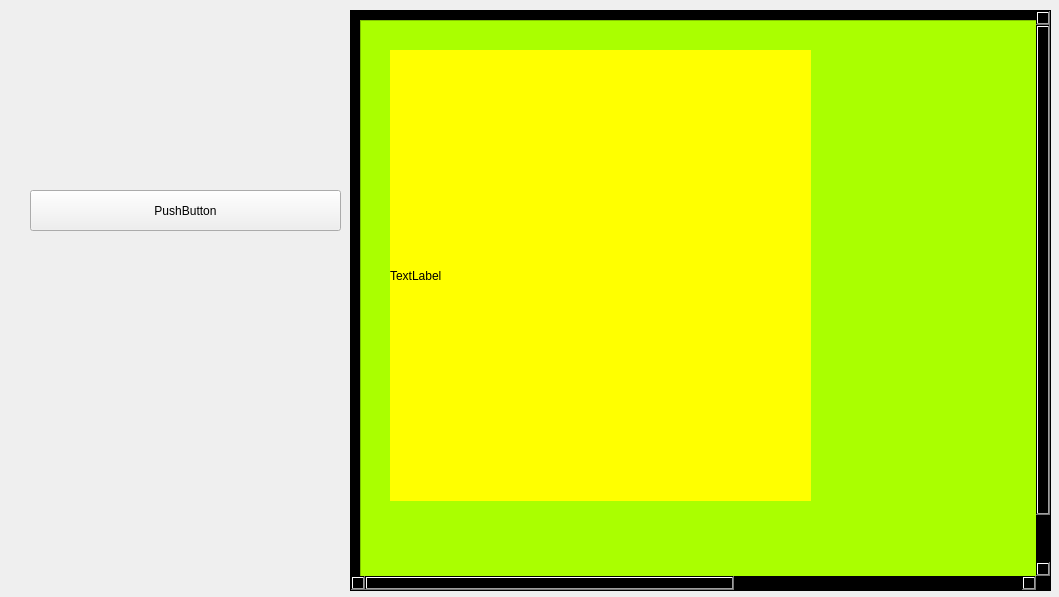
GavriilSleptsov/ansible, file python3/test.ui: the form before one commit.
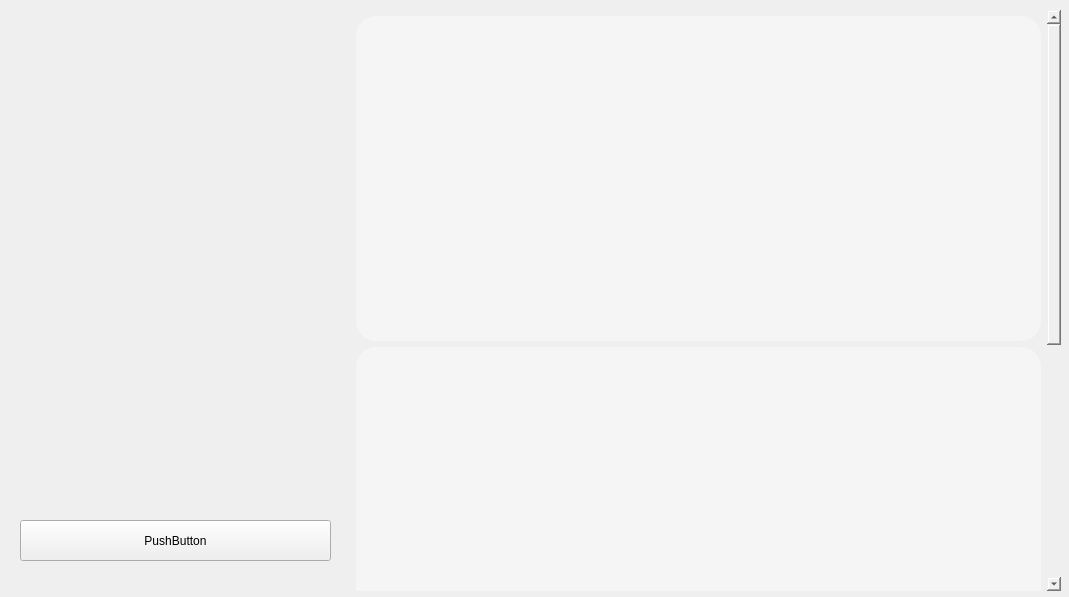
The form after the commit. Icons and pictures are not drawn.

What changed in the file:
```diff
--- a/python3/test.ui
+++ b/python3/test.ui
@@ -6,7 +6,7 @@
    <rect>
     <x>0</x>
     <y>0</y>
-    <width>1059</width>
+    <width>1069</width>
     <height>597</height>
    </rect>
   </property>
@@ -47,7 +47,7 @@
      <rect>
       <x>350</x>
       <y>10</y>
-      <width>701</width>
+      <width>711</width>
       <height>581</height>
      </rect>
     </property>
@@ -83,8 +83,8 @@
    <widget class="QPushButton" name="pushButton">
     <property name="geometry">
      <rect>
-      <x>30</x>
-      <y>190</y>
+      <x>20</x>
+      <y>520</y>
       <width>311</width>
       <height>41</height>
      </rect>
@@ -98,18 +98,22 @@
      <rect>
       <x>350</x>
       <y>10</y>
-      <width>701</width>
+      <width>711</width>
       <height>581</height>
      </rect>
     </property>
     <property name="styleSheet">
-     <string notr="true">background-color: rgb(0, 0, 0);</string>
+     <string notr="true">background: transparent;
+border: none;</string>
     </property>
     <property name="verticalScrollBarPolicy">
-     <enum>Qt::ScrollBarAlwaysOn</enum>
+     <enum>Qt::ScrollBarAsNeeded</enum>
     </property>
     <property name="horizontalScrollBarPolicy">
-     <enum>Qt::ScrollBarAlwaysOn</enum>
+     <enum>Qt::ScrollBarAlwaysOff</enum>
+    </property>
+    <property name="sizeAdjustPolicy">
+     <enum>QAbstractScrollArea::AdjustIgnored</enum>
     </property>
     <property name="widgetResizable">
      <bool>true</bool>
@@ -119,21 +123,65 @@
       <rect>
        <x>0</x>
        <y>0</y>
-       <width>1218</width>
-       <height>618</height>
+       <width>694</width>
+       <height>1000</height>
       </rect>
      </property>
+     <property name="minimumSize">
+      <size>
+       <width>0</width>
+       <height>1000</height>
+      </size>
+     </property>
      <layout class="QVBoxLayout" name="verticalLayout">
+      <property name="spacing">
+       <number>6</number>
+      </property>
+      <property name="leftMargin">
+       <number>6</number>
+      </property>
+      <property name="topMargin">
+       <number>6</number>
+      </property>
+      <property name="rightMargin">
+       <number>6</number>
+      </property>
+      <property name="bottomMargin">
+       <number>6</number>
+      </property>
+      <item>
+       <widget class="QFrame" name="frame_3">
+        <property name="styleSheet">
+         <string notr="true">background: rgba(255,255,255,0.35);
+border-radius: 20px;</string>
+        </property>
+        <property name="frameShape">
+         <enum>QFrame::StyledPanel</enum>
+        </property>
+        <property name="frameShadow">
+         <enum>QFrame::Raised</enum>
+        </property>
+       </widget>
+      </item>
+      <item>
+       <widget class="QFrame" name="frame_2">
+        <property name="styleSheet">
+         <string notr="true">background: rgba(255,255,255,0.35);
+border-radius: 20px;</string>
+        </property>
+        <property name="frameShape">
+         <enum>QFrame::StyledPanel</enum>
+        </property>
+        <property name="frameShadow">
+         <enum>QFrame::Raised</enum>
+        </property>
+       </widget>
+      </item>
       <item>
        <widget class="QFrame" name="frame">
-        <property name="minimumSize">
-         <size>
-          <width>1200</width>
-          <height>600</height>
-         </size>
-        </property>
         <property name="styleSheet">
-         <string notr="true">background-color: rgb(170, 255, 0);</string>
+         <string notr="true">background: rgba(255,255,255,0.35);
+border-radius: 20px;</string>
         </property>
         <property name="frameShape">
          <enum>QFrame::StyledPanel</enum>
@@ -141,22 +189,6 @@
         <property name="frameShadow">
          <enum>QFrame::Raised</enum>
         </property>
-        <widget class="QLabel" name="label">
-         <property name="geometry">
-          <rect>
-           <x>30</x>
-           <y>30</y>
-           <width>421</width>
-           <height>451</height>
-          </rect>
-         </property>
-         <property name="styleSheet">
-          <string notr="true">background-color: rgb(255, 255, 0);</string>
-         </property>
-         <property name="text">
-          <string>TextLabel</string>
-         </property>
-        </widget>
        </widget>
       </item>
      </layout>
```
Left out of the diff: 8 changed lines with no effect on the pictures.
